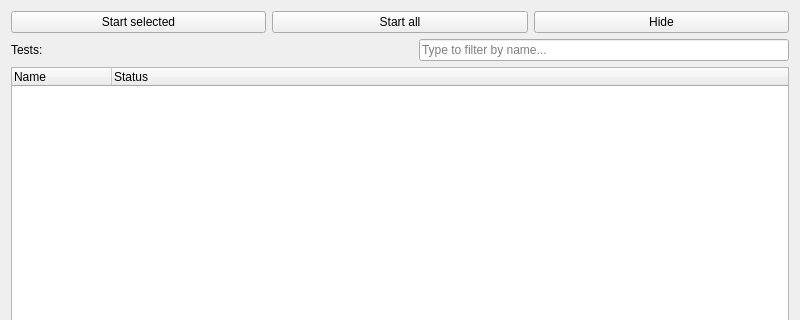
The window that src/plugins/GUITestBase/src/test_runner/GUITestRunner.ui (violethaze74/ugene) describes before a commit, drawn with Qt 5; both pictures show x 0 to 800 and y 0 to 320 of the 800 by 600 pixel window.
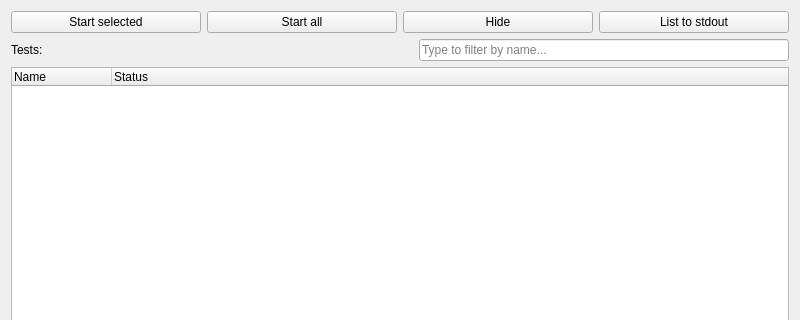
The same window after the commit.

Diff of the .ui file:
```diff
--- a/src/plugins/GUITestBase/src/test_runner/GUITestRunner.ui
+++ b/src/plugins/GUITestBase/src/test_runner/GUITestRunner.ui
@@ -37,6 +37,13 @@
        </property>
       </widget>
      </item>
+     <item>
+      <widget class="QPushButton" name="listToStdout">
+       <property name="text">
+        <string>List to stdout</string>
+       </property>
+      </widget>
+     </item>
     </layout>
    </item>
    <item>
```
